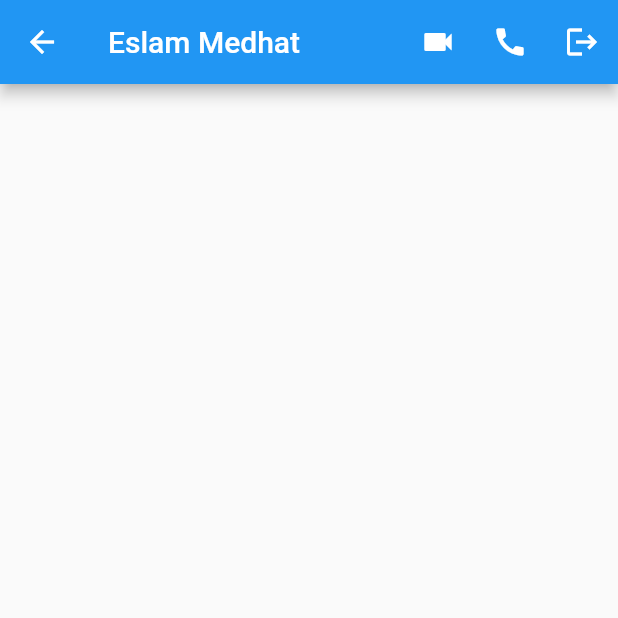
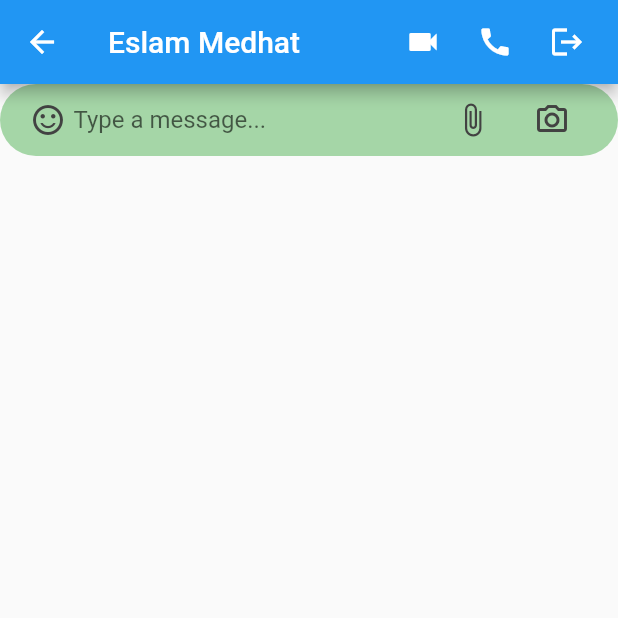
Before and after one commit to madahetooo/flutter_academy_en, a Flutter app: the MessageScreen screen opened directly, on a phone screen of 412 x 824 dp, the top half of it. Run offline on Flutter 3.47's test engine with Material 2 defaults, Android fonts, the phone set to English and light mode, and no system bars; our stand-ins replace firebase_auth, firebase_core, flutter_spinkit, fluttertoast, google_sign_in, sqflite; accounts and stored records are empty; generated files the repository leaves out were written again; network calls fail.

Commit message:
Added Signin with Google, some of Chat app UI

```diff
--- a/lib/auth_system/tabbar_widget.dart
+++ b/lib/auth_system/tabbar_widget.dart
@@ -1,11 +1,16 @@
+import 'package:firebase_core/firebase_core.dart';
 import 'package:flutter/material.dart';
 import 'package:flutter_academy_en/auth_system/login.dart';
 import 'package:flutter_academy_en/auth_system/register.dart';
+import 'package:flutter_academy_en/firebase_options.dart';
 class TabbarWidget extends StatelessWidget {
   const TabbarWidget({Key? key}) : super(key: key);
 
   @override
   Widget build(BuildContext context) {
+     Firebase.initializeApp(
+      options: DefaultFirebaseOptions.currentPlatform,
+    );
     return  MaterialApp(
       home: DefaultTabController(
         length: 2,
--- a/lib/chat_app/ui/chats_body.dart
+++ b/lib/chat_app/ui/chats_list/chats_body.dart
@@ -1,8 +1,8 @@
 import 'package:flutter/material.dart';
 import 'package:flutter_academy_en/chat_app/models/chats.dart';
-import 'package:flutter_academy_en/chat_app/ui/components/chats_card.dart';
-import 'package:flutter_academy_en/chat_app/ui/components/filloutline_button.dart';
-import 'package:flutter_academy_en/chat_app/ui/message_screen.dart';
+import 'package:flutter_academy_en/chat_app/ui/chats_list/components/chats_card.dart';
+import 'package:flutter_academy_en/chat_app/ui/chats_list/components/filloutline_button.dart';
+import 'package:flutter_academy_en/chat_app/ui/messages_screen/message_screen.dart';
 
 class ChatsBody extends StatelessWidget {
   const ChatsBody({Key? key}) : super(key: key);
--- a/lib/chat_app/ui/chats_screen.dart
+++ b/lib/chat_app/ui/chats_list/chats_screen.dart
@@ -1,5 +1,5 @@
 import 'package:flutter/material.dart';
-import 'package:flutter_academy_en/chat_app/ui/chats_body.dart';
+import 'package:flutter_academy_en/chat_app/ui/chats_list/chats_body.dart';
 
 class ChatsScreen extends StatefulWidget {
   const ChatsScreen({Key? key}) : super(key: key);
--- /dev/null
+++ b/lib/chat_app/ui/messages_screen/components/chat_input_field.dart
@@ -0,0 +1,97 @@
+import 'package:flutter/material.dart';
+
+class ChatInputField extends StatefulWidget {
+  const ChatInputField({Key? key}) : super(key: key);
+
+  @override
+  State<ChatInputField> createState() => _ChatInputFieldState();
+}
+
+class _ChatInputFieldState extends State<ChatInputField> {
+  final messageController = TextEditingController();
+
+  void initState(){
+    super.initState();
+    messageController.addListener(() {
+      setState(() {
+
+      });
+    });
+  }
+  @override
+  Widget build(BuildContext context) {
+    return SafeArea(
+      child: Row(
+        children: [
+          Expanded(
+            child: Container(
+              padding: const EdgeInsets.symmetric(
+                horizontal: 20.0,
+                vertical: 0.0,
+              ),
+              decoration: BoxDecoration(
+                color: Colors.green[200],
+                borderRadius: BorderRadius.circular(30),
+              ),
+              child: Row(
+                children: [
+                  Icon(
+                    Icons.sentiment_satisfied_alt_outlined,
+                    color: Colors.grey[800],
+                  ),
+                  const SizedBox(
+                    width: 5.0,
+                  ),
+                  Expanded(
+                    child: TextField(
+                      controller: messageController,
+                      decoration: const InputDecoration(
+                        hintText: "Type a message...",
+                        border: InputBorder.none,
+                      ),
+                    ),
+                  ),
+                  messageController.text.isEmpty
+                      ? IconButton(
+                          onPressed: () {},
+                          icon: Icon(
+                            Icons.attach_file_outlined,
+                            color: Colors.grey[800],
+                          ),
+                        )
+                      : SizedBox(),
+                  messageController.text.isEmpty
+                      ? SizedBox(
+                          width: 5.0,
+                        )
+                      : SizedBox(),
+                  messageController.text.isEmpty
+                      ? IconButton(
+                    onPressed: () {},
+                    icon: Icon(
+                      Icons.camera_alt_outlined,
+                      color: Colors.grey[800],
+                    ),
+                  )
+                      : SizedBox(),
+                  messageController.text.isNotEmpty
+                  ? SizedBox(width: 5.0,) :
+                      SizedBox(),
+                  messageController.text.isNotEmpty
+                      ? IconButton(
+                    onPressed: () {},
+                    icon: Icon(
+                      Icons.send,
+                      color: Colors.green,
+                    ),
+                  )
+                      : SizedBox(),
+                ],
+              ),
+            ),
+          ),
+        ],
+      ),
+    );
+  }
+}
--- /dev/null
+++ b/lib/chat_app/ui/messages_screen/message_body.dart
@@ -0,0 +1,20 @@
+import 'package:flutter/material.dart';
+import 'package:flutter_academy_en/chat_app/ui/messages_screen/components/chat_input_field.dart';
+
+class MessageBody extends StatefulWidget {
+  const MessageBody({Key? key}) : super(key: key);
+
+  @override
+  State<MessageBody> createState() => _MessageBodyState();
+}
+
+class _MessageBodyState extends State<MessageBody> {
+  @override
+  Widget build(BuildContext context) {
+    return Column(
+      children: [
+        ChatInputField()
+      ],
+    );
+  }
+}
--- a/lib/chat_app/ui/message_screen.dart
+++ b/lib/chat_app/ui/messages_screen/message_screen.dart
@@ -1,4 +1,5 @@
 import 'package:flutter/material.dart';
+import 'package:flutter_academy_en/chat_app/ui/messages_screen/message_body.dart';
 class MessageScreen extends StatelessWidget {
   const MessageScreen({Key? key}) : super(key: key);
 
@@ -11,8 +12,10 @@ class MessageScreen extends StatelessWidget {
         IconButton(onPressed: (){}, icon: Icon(Icons.videocam),),
         IconButton(onPressed: (){}, icon: Icon(Icons.call),),
         IconButton(onPressed: (){}, icon: Icon(Icons.logout),),
+        SizedBox(width: 10,)
       ],
     ),
+      body: MessageBody(),
     );
   }
 }
```
Also changed, not shown: lib/auth_system/login.dart (+35 -9 lines), lib/chat_app/models/chat_message.dart (added, +72 -0 lines), lib/home.dart (+14 -4 lines), pubspec.yaml (+6 -1 lines), lib/chat_app/ui/chats_list/components/chats_card.dart (renamed from lib/chat_app/ui/components/chats_card.dart), lib/chat_app/ui/chats_list/components/filloutline_button.dart (renamed from lib/chat_app/ui/components/filloutline_button.dart), pubspec.lock, 4 other files.
